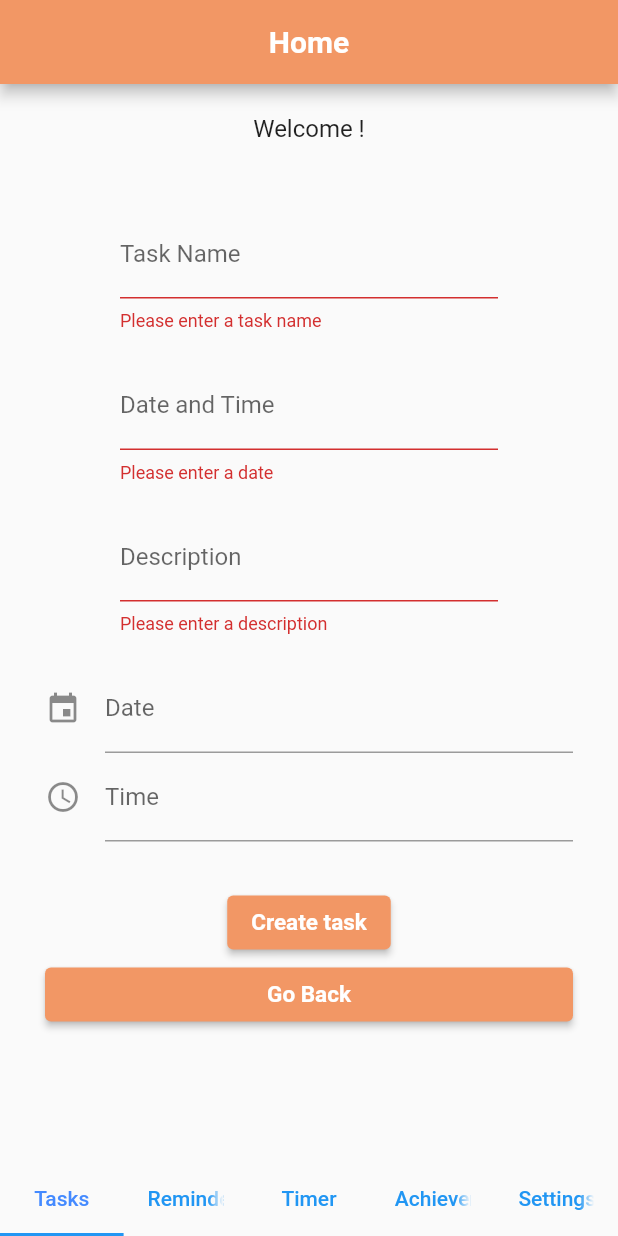
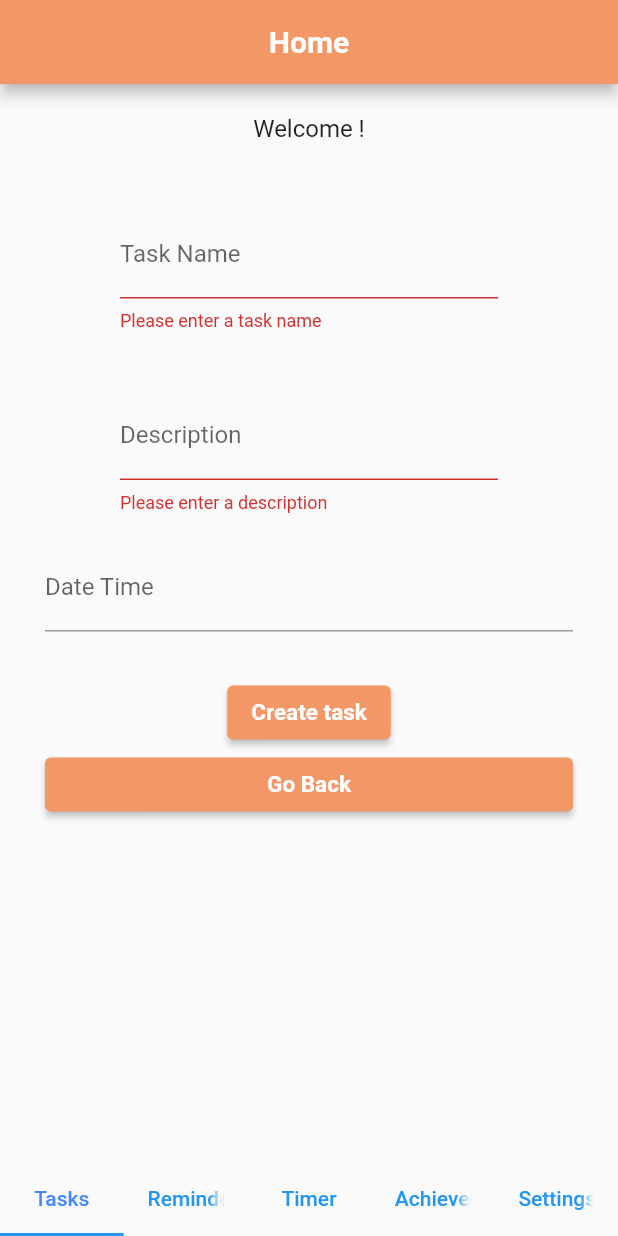
Before and after one commit to cjherte1/my_app, a Flutter app: the HomeScreen screen opened directly with empty values, after a tap on "Add Task", after a tap on "Create task", on a phone screen of 412 x 824 dp. Run offline on Flutter 3.47's test engine with Material 2 defaults, Android fonts, the phone set to English and light mode, and no system bars; drawn by our look-alikes of date_time_picker; our stand-ins replace sqflite; accounts and stored records are empty.

Commit message:
datetime works in create task

```diff
--- a/lib/pages/create_tasks.dart
+++ b/lib/pages/create_tasks.dart
@@ -161,16 +161,16 @@ class CreateTasksFormState extends State<CreateTasksForm> {
           const SizedBox(
             height: 20,
           ),
-          Container(
-            padding: const EdgeInsets.fromLTRB(50, 0, 50, 0),
-            child: TextFormField(
-              controller: datetimeController,
-              validator: datetimeValidator.validate,
-              decoration: const InputDecoration(
-                labelText: 'Date and Time',
-              ),
-            ),
-          ),
+          // Container(
+          //   padding: const EdgeInsets.fromLTRB(50, 0, 50, 0),
+          //   child: TextFormField(
+          //     controller: datetimeController,
+          //     validator: datetimeValidator.validate,
+          //     decoration: const InputDecoration(
+          //       labelText: 'Date and Time',
+          //     ),
+          //   ),
+          // ),
           const SizedBox(
             height: 20,
           ),
@@ -187,38 +187,36 @@ class CreateTasksFormState extends State<CreateTasksForm> {
           const SizedBox(
             height: 20,
           ),
+          // DateTimePicker(
+          //   type: DateTimePickerType.date,
+          //   //dateMask: 'yyyy/MM/dd',
+          //   // controller: _controller3,
+          //   //initialValue: _initialValue,
+          //   firstDate: year,
+          //   lastDate: DateTime(2100),
+          //   icon: Icon(Icons.event),
+          //   dateLabelText: 'Date',
+          //   locale: Locale('en', 'US'),
+          //   //onChanged: (val) => setState(() => _valueChanged3 = val),
+          //   // validator: (val) {
+          //   //  setState(() => _valueToValidate3 = val ?? '');
+          //   //  return null;
+          //   //  },
+          //   //  onSaved: (val) => setState(() => _valueSaved3 = val ?? ''),
+          // ),
           DateTimePicker(
-            type: DateTimePickerType.date,
-            //dateMask: 'yyyy/MM/dd',
-            // controller: _controller3,
-            //initialValue: _initialValue,
-            firstDate: year,
-            lastDate: DateTime(2100),
-            icon: Icon(Icons.event),
-            dateLabelText: 'Date',
-            locale: Locale('en', 'US'),
-            //onChanged: (val) => setState(() => _valueChanged3 = val),
-            // validator: (val) {
-            //  setState(() => _valueToValidate3 = val ?? '');
-            //  return null;
-            //  },
-            //  onSaved: (val) => setState(() => _valueSaved3 = val ?? ''),
-          ),
-          DateTimePicker(
-            type: DateTimePickerType.time,
+            type: DateTimePickerType.dateTime,
+            dateMask: 'd MMMM, yyyy - hh:mm a',
+            controller: datetimeController,
             //timePickerEntryModeInput: true,
             //controller: _controller4,
-            initialValue: '', //_initialValue,
-            icon: Icon(Icons.access_time),
-            timeLabelText: "Time",
+            firstDate: DateTime(2000),
+            lastDate: DateTime(2100),
+            //icon: Icon(Icons.event),
+            dateLabelText: 'Date Time',
             use24HourFormat: false,
             locale: Locale('en', 'US'),
-            // onChanged: (val) => setState(() => _valueChanged4 = val),
-            // validator: (val) {
-            //   setState(() => _valueToValidate4 = val ?? '');
-            //  return null;
-            // },
-            //  onSaved: (val) => setState(() => _valueSaved4 = val ?? ''),
+            validator: datetimeValidator.validate,
           ),
           SizedBox(height: 30),
           ElevatedButton(
@@ -234,6 +232,9 @@ class CreateTasksFormState extends State<CreateTasksForm> {
                 ),
               ),
               onPressed: () async {
+
+
+                if (_formKey.currentState!.validate()) {
                   Task task = Task(
                     currentUser.taskCount,
                     nameController.text,
@@ -244,11 +245,27 @@ class CreateTasksFormState extends State<CreateTasksForm> {
 
                   addTask(currentUser, task);
 
-                if (_formKey.currentState!.validate()) {
                   await DatabaseHelper.instance.addTask(
                     //I HAVE NO IDEA HOW TO CALL THE FUNCTION FROM THE DATABASE HELPER LOL PLS HELP
                     nameController.text, datetimeController.text,
                     descriptionController.text, currentUser.id,
+                  );
+                  showDialog(
+                    context: context,
+                    builder: (BuildContext context) {
+                      return AlertDialog(
+                        title: const Text(
+                            "Successfully added task."),
+                        actions: <Widget>[
+                          TextButton(
+                            child: const Text('OK'),
+                            onPressed: () {
+                              Navigator.of(context).pop();
+                            },
+                          ),
+                        ],
+                      );
+                    },
                   );
                 }
               }),
```
Lines whose indentation alone changed are shown as unchanged.
